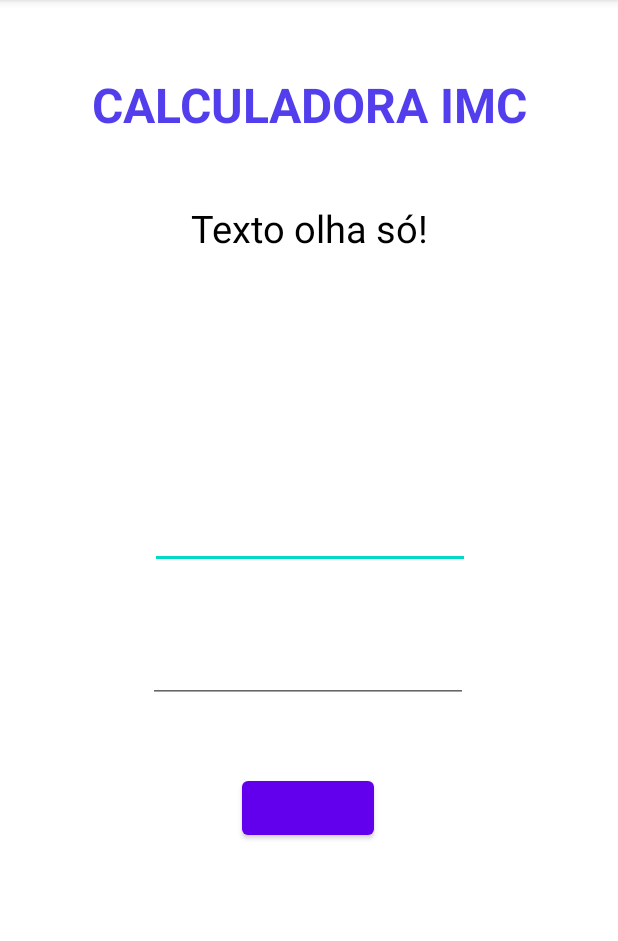
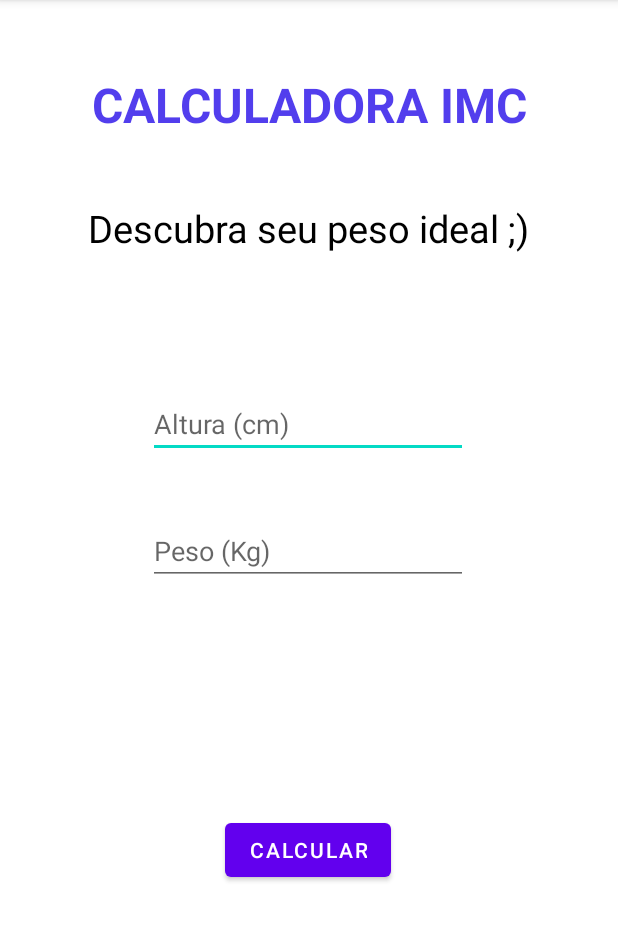
Before and after one commit to FelipeDiasD/appIMC, an Android app: the screen it shows after launch (MainActivity), on a phone screen of 412 x 824 dp, the part 84-1025 px from its top. Run offline under Robolectric (Android 15) with nearby library versions, the phone set to English and light mode, and no system bars.

Commit message:
Finalização adicionando funcionalidades do app e escolhendo a constrain como tela principal

```diff
--- a/app/build.gradle
+++ b/app/build.gradle
@@ -1,6 +1,7 @@
 plugins {
     id 'com.android.application'
     id 'kotlin-android'
+    id 'kotlin-android-extensions'
 }
 
 android {
--- a/app/src/main/java/com/example/appimc/MainActivity.kt
+++ b/app/src/main/java/com/example/appimc/MainActivity.kt
@@ -2,48 +2,70 @@ package com.example.appimc
 
 import androidx.appcompat.app.AppCompatActivity
 import android.os.Bundle
-import android.util.Log
+import android.widget.Button
+import android.widget.Toast
+import androidx.core.widget.doAfterTextChanged
+import androidx.core.widget.doOnTextChanged
+import kotlinx.android.synthetic.main.activity_main.*
 
 class MainActivity : AppCompatActivity() {
 
     override fun onCreate(savedInstanceState: Bundle?) {
         super.onCreate(savedInstanceState)
         setContentView(R.layout.activity_main)
-    }
-
-    override fun onStart() {
-        super.onStart()
-        Log.w("Lifecycle", "Entrei no start = tela visível para o usuário")
-    }
-
-    override fun onResume() {
-        super.onResume()
-        Log.w("Lifecycle", "Entrei no resume = agora você pode interagir com a tela")
-    }
-
-    override fun onPause() {
-        super.onPause()
-        Log.w("Lifecycle", "Entrei no pause = a tela perdeu o foco, você não  mais pode interagir com a tela")
-    }
-
-    override fun onStop() {
-        super.onStop()
-        Log.w("Lifecycle", "Entrei no stop = tela não está mais visível, mas existe")
+        setListeners()
 
     }
 
-    override fun onRestart() {
-        super.onRestart()
-        Log.w("Lifecycle", "Entrei no restart = agora você pode interagir com a tela")
+  private fun setListeners(){
 
+      campoPeso?.doAfterTextChanged { text -> Toast.makeText(this
+          ,text.toString(),Toast.LENGTH_SHORT).show() }
+
+      campoAltura?.doAfterTextChanged { text -> Toast.makeText(this
+          ,text.toString(),Toast.LENGTH_SHORT).show() }
+
+      BotaoIMC.setOnClickListener{
+          calcular(campoAltura.text.toString(), campoPeso.text.toString())
+      }
+  }
+
+    private fun calcular(altura: String, peso: String){
+     //declarando variáveis
+
+        val altura = altura.toFloatOrNull()
+        val peso = peso.toFloatOrNull()
+
+        //checando nulidade
+        if (peso != null && altura != null){
+            //fazendo a função e alterando na view
+            val imc = peso / (altura * altura)
+
+            if (imc < 18.5){
+                mensagem01.text = "Seu IMC é %.2f - Abaixo do peso".format(imc)
+
+            }
+            if (imc > 18.5 && imc < 24.9){
+                mensagem01.text = "Seu IMC é %.2f - Peso ideal".format(imc)
+
+            }
+            if (imc > 25.0 && imc < 29.9){
+                mensagem01.text = "Seu IMC é %.2f - Levemente acima do peso".format(imc)
+
+            }
+            if (imc > 30.0 && imc < 34.9){
+                mensagem01.text = "Seu IMC é %.2f - Obesidade grau I".format(imc)
+
+            }
+            if (imc > 35.0 && imc < 39.9){
+                mensagem01.text = "Seu IMC é %.2f - Obesidade grau II".format(imc)
+
+            }
+            if (imc > 40.0){
+                mensagem01.text = "Seu IMC é %.2f - Obesidade grau III".format(imc)
+
+            }
+        }
     }
 
-    override fun onDestroy() {
-        super.onDestroy()
-        Log.w("Lifecycle", "Entrei no destroy = agora você pode interagir com a tela")
-    }
-
-
-
-
 }
--- a/app/src/main/res/layout/activity_main.xml
+++ b/app/src/main/res/layout/activity_main.xml
@@ -18,9 +18,10 @@
         app:layout_constraintVertical_bias="0.066" />
 
     <TextView
+        android:id="@+id/mensagem01"
         android:layout_width="wrap_content"
         android:layout_height="wrap_content"
-        android:text="Texto olha só!"
+        android:text="@string/MensagemInicial"
         android:textColor="@color/black"
         android:textSize="25sp"
         app:layout_constraintBottom_toBottomOf="parent"
@@ -31,38 +32,52 @@
 
 
     <EditText
-        android:id="@+id/editText"
+        android:id="@+id/campoAltura"
         android:layout_width="wrap_content"
         android:layout_height="wrap_content"
         android:ems="10"
-        app:layout_constraintBottom_toBottomOf="parent"
-        app:layout_constraintEnd_toEndOf="parent"
-        app:layout_constraintHorizontal_bias="0.502"
-        app:layout_constraintStart_toStartOf="parent"
-        app:layout_constraintTop_toTopOf="parent"
-        app:layout_constraintVertical_bias="0.462" />
-
-    <EditText
-        android:layout_width="wrap_content"
-        android:layout_height="wrap_content"
-        android:ems="10"
+        android:hint="@string/altura_cm"
+        android:inputType="numberDecimal"
         app:layout_constraintBottom_toBottomOf="parent"
         app:layout_constraintEnd_toEndOf="parent"
         app:layout_constraintHorizontal_bias="0.497"
         app:layout_constraintStart_toStartOf="parent"
-        app:layout_constraintTop_toBottomOf="@+id/editText"
-        app:layout_constraintVertical_bias="0.129" />
+        app:layout_constraintTop_toTopOf="parent"
+        app:layout_constraintVertical_bias="0.360
+" />
+
+    <EditText
+        android:id="@+id/campoPeso"
+        android:layout_width="wrap_content"
+        android:layout_height="wrap_content"
+        android:ems="10"
+        android:hint="@string/peso_kg"
+        android:inputType="numberDecimal"
+        app:layout_constraintBottom_toBottomOf="parent"
+        app:layout_constraintEnd_toEndOf="parent"
+        app:layout_constraintHorizontal_bias="0.497"
+        app:layout_constraintStart_toStartOf="parent"
+        app:layout_constraintTop_toBottomOf="@+id/campoAltura"
+        app:layout_constraintVertical_bias="0.095" />
 
     <Button
         android:id="@+id/BotaoIMC"
         android:layout_width="wrap_content"
         android:layout_height="wrap_content"
+        android:text="@string/calcula"
         app:layout_constraintBottom_toBottomOf="parent"
         app:layout_constraintHorizontal_bias="0.498"
         app:layout_constraintLeft_toLeftOf="parent"
         app:layout_constraintRight_toRightOf="parent"
         app:layout_constraintTop_toTopOf="parent"
-        app:layout_constraintVertical_bias="0.715" />
+        app:layout_constraintVertical_bias="0.754" />
+
+    <androidx.constraintlayout.widget.Guideline
+        android:id="@+id/guideline2"
+        android:layout_width="wrap_content"
+        android:layout_height="wrap_content"
+        android:orientation="vertical"
+        app:layout_constraintGuide_percent="0.50" />
 
 
 </androidx.constraintlayout.widget.ConstraintLayout>
--- a/app/src/main/res/values/strings.xml
+++ b/app/src/main/res/values/strings.xml
@@ -3,5 +3,6 @@
     <string name="calculadora_imc">Calculadora IMC</string>
     <string name="altura_cm">Altura (cm)</string>
     <string name="peso_kg">Peso (Kg)</string>
-    <string name="calcula">Calcula</string>
+    <string name="calcula">Calcular</string>
+    <string name="MensagemInicial">Descubra seu peso ideal ;)</string>
 </resources>
```
